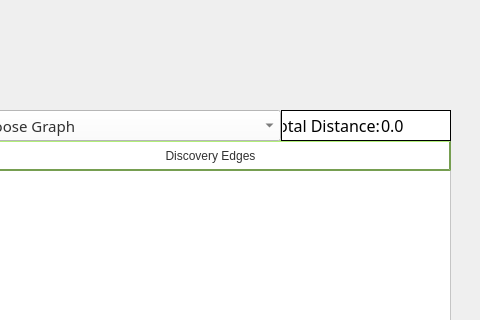
First picture: the form in graphviewer.ui, repository DannyCamacho/CollegeConnect, before the edit; both pictures show x 420 to 900 and y 0 to 320 of the 900 by 600 pixel window.
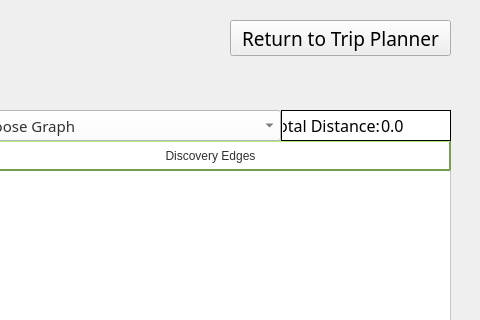
Second picture: the form after the edit. Icons and pictures are not drawn.

Commit message: Add and Adjust change widget buttons.

The edit to the form file:
```diff
--- a/graphviewer.ui
+++ b/graphviewer.ui
@@ -1085,6 +1085,42 @@
      <number>0</number>
     </property>
    </widget>
+   <widget class="QPushButton" name="trip_planner_pushButton">
+    <property name="geometry">
+     <rect>
+      <x>650</x>
+      <y>20</y>
+      <width>221</width>
+      <height>36</height>
+     </rect>
+    </property>
+    <property name="font">
+     <font>
+      <family>Mongolian Baiti</family>
+      <pointsize>14</pointsize>
+      <weight>50</weight>
+      <bold>false</bold>
+     </font>
+    </property>
+    <property name="styleSheet">
+     <string notr="true">color: rgb(49, 49, 49);
+background-color:  rgb(255, 255, 255);
+border-style: outset;
+border-width: 2px;
+border-radius: 10px;
+border-color:rgb(118, 158, 81);
+min-width: 10em;
+padding: 6px;
+
+QPushButton#visit_store_button: clicked {
+	background-color: rgb(118, 158, 81);
+    border-style: inset;
+}</string>
+    </property>
+    <property name="text">
+     <string>Return to Trip Planner</string>
+    </property>
+   </widget>
   </widget>
  </widget>
  <resources/>
```
The commit also changes 9 other files.
